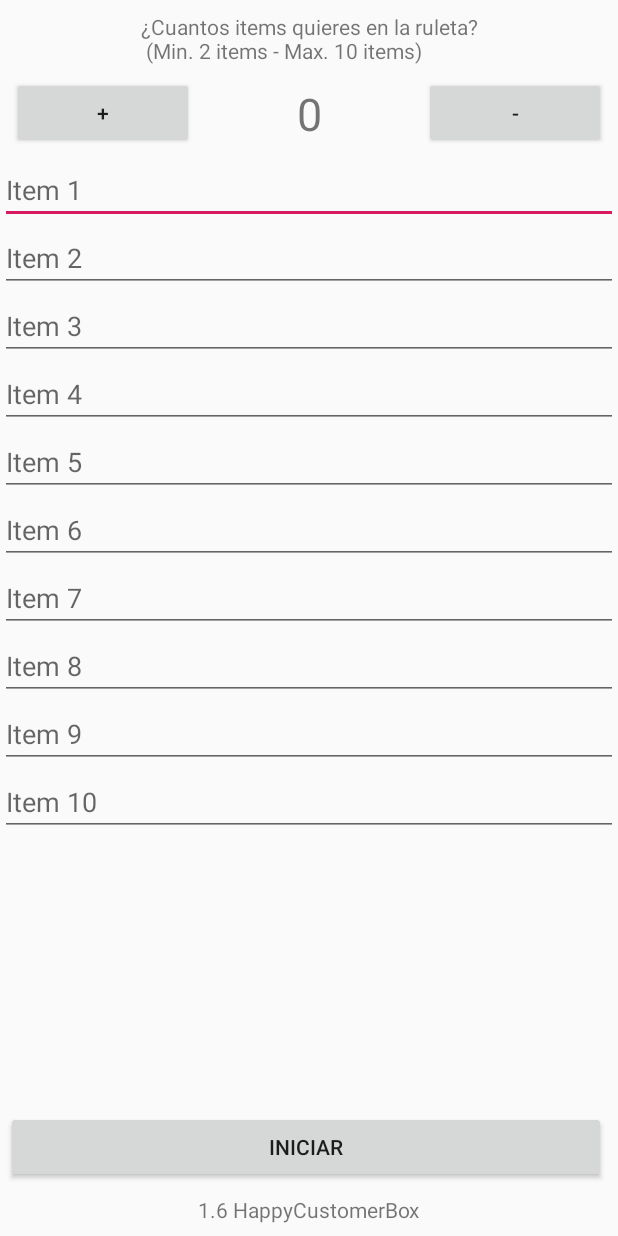
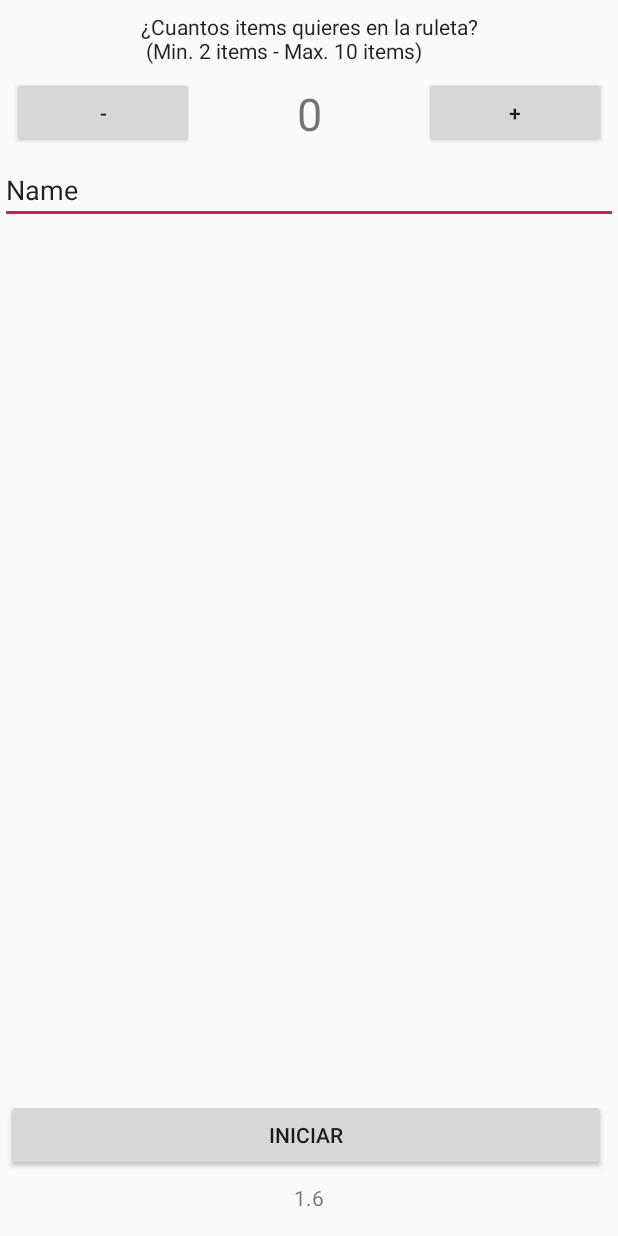
Before and after one commit to 093Mike/TheRoullette, an Android app: the layout activity_main.xml on its own in the app's theme, with its tools: preview values and no code run, on a phone screen of 412 x 824 dp. Run offline under Robolectric (Android 15) with nearby library versions, the phone set to English and light mode, and no system bars.

Commit message:
Dynamic EditText (2min - 10 max)

```diff
--- a/app/src/main/res/layout/activity_main.xml
+++ b/app/src/main/res/layout/activity_main.xml
@@ -31,6 +31,7 @@
         android:layout_marginEnd="8dp"
         android:layout_marginRight="8dp"
         android:text="¿Cuantos items quieres en la ruleta?\n (Min. 2 items - Max. 10 items)"
+        android:textAppearance="@style/TextAppearance.AppCompat.Body1"
         app:layout_constraintEnd_toEndOf="parent"
         app:layout_constraintStart_toStartOf="parent"
         app:layout_constraintTop_toTopOf="parent" />
@@ -44,8 +45,8 @@
         android:layout_marginTop="8dp"
         android:layout_marginEnd="8dp"
         android:layout_marginRight="8dp"
-        android:text="+"
-        android:onClick="sumar"
+        android:onClick="restar"
+        android:text="-"
         app:layout_constraintEnd_toStartOf="@+id/textView2"
         app:layout_constraintStart_toStartOf="parent"
         app:layout_constraintTop_toBottomOf="@+id/texto_main" />
@@ -59,8 +60,8 @@
         android:layout_marginTop="8dp"
         android:layout_marginEnd="8dp"
         android:layout_marginRight="8dp"
-        android:text="-"
-        android:onClick="restar"
+        android:onClick="sumar"
+        android:text="+"
         app:layout_constraintEnd_toEndOf="parent"
         app:layout_constraintStart_toEndOf="@+id/textView2"
         app:layout_constraintTop_toBottomOf="@+id/texto_main" />
@@ -97,89 +98,18 @@
             android:layout_height="match_parent">
 
             <LinearLayout
+                android:id="@+id/scrollEdits"
                 android:layout_width="match_parent"
                 android:layout_height="wrap_content"
                 android:orientation="vertical">
 
                 <EditText
-                    android:id="@+id/editText"
+                    android:id="@+id/editTextTextPersonName"
                     android:layout_width="match_parent"
                     android:layout_height="wrap_content"
                     android:ems="10"
-                    android:hint="Item 1"
-                    android:inputType="textPersonName" />
-
-                <EditText
-                    android:id="@+id/editText2"
-                    android:layout_width="match_parent"
-                    android:layout_height="wrap_content"
-                    android:ems="10"
-                    android:hint="Item 2"
-                    android:inputType="textPersonName" />
-
-                <EditText
-                    android:id="@+id/editText3"
-                    android:layout_width="match_parent"
-                    android:layout_height="wrap_content"
-                    android:ems="10"
-                    android:hint="Item 3"
-                    android:inputType="textPersonName" />
-
-                <EditText
-                    android:id="@+id/editText4"
-                    android:layout_width="match_parent"
-                    android:layout_height="wrap_content"
-                    android:ems="10"
-                    android:hint="Item 4"
-                    android:inputType="textPersonName" />
-
-                <EditText
-                    android:id="@+id/editText5"
-                    android:layout_width="match_parent"
-                    android:layout_height="wrap_content"
-                    android:ems="10"
-                    android:hint="Item 5"
-                    android:inputType="textPersonName" />
-
-                <EditText
-                    android:id="@+id/editText6"
-                    android:layout_width="match_parent"
-                    android:layout_height="wrap_content"
-                    android:ems="10"
-                    android:hint="Item 6"
-                    android:inputType="textPersonName" />
-
-                <EditText
-                    android:id="@+id/editText7"
-                    android:layout_width="match_parent"
-                    android:layout_height="wrap_content"
-                    android:ems="10"
-                    android:hint="Item 7"
-                    android:inputType="textPersonName" />
-
-                <EditText
-                    android:id="@+id/editText8"
-                    android:layout_width="match_parent"
-                    android:layout_height="wrap_content"
-                    android:ems="10"
-                    android:hint="Item 8"
-                    android:inputType="textPersonName" />
-
-                <EditText
-                    android:id="@+id/editText9"
-                    android:layout_width="match_parent"
-                    android:layout_height="wrap_content"
-                    android:ems="10"
-                    android:hint="Item 9"
-                    android:inputType="textPersonName" />
-
-                <EditText
-                    android:id="@+id/editText10"
-                    android:layout_width="match_parent"
-                    android:layout_height="wrap_content"
-                    android:ems="10"
-                    android:hint="Item 10"
-                    android:inputType="textPersonName" />
+                    android:inputType="textPersonName"
+                    android:text="Name" />
             </LinearLayout>
         </ScrollView>
 
@@ -191,8 +121,8 @@
         android:layout_height="wrap_content"
         android:layout_marginStart="8dp"
         android:layout_marginLeft="8dp"
-        android:layout_marginBottom="8dp"
-        android:text="1.6 HappyCustomerBox"
+        android:layout_marginBottom="16dp"
+        android:text="1.6"
         app:layout_constraintBottom_toBottomOf="parent"
         app:layout_constraintEnd_toEndOf="@+id/buttonStart"
         app:layout_constraintStart_toStartOf="parent" />
--- a/app/src/main/res/mipmap-anydpi-v26/ic_launcher.xml
+++ b/app/src/main/res/mipmap-anydpi-v26/ic_launcher.xml
@@ -1,5 +1,5 @@
 <?xml version="1.0" encoding="utf-8"?>
 <adaptive-icon xmlns:android="http://schemas.android.com/apk/res/android">
-    <background android:drawable="@color/ic_launcher_background"/>
-    <foreground android:drawable="@mipmap/ic_launcher_foreground"/>
+    <background android:drawable="@drawable/ic_launcher_background"/>
+    <foreground android:drawable="@drawable/ic_launcher_foreground"/>
 </adaptive-icon>
--- a/app/src/main/res/mipmap-anydpi-v26/ic_launcher_round.xml
+++ b/app/src/main/res/mipmap-anydpi-v26/ic_launcher_round.xml
@@ -1,5 +1,5 @@
 <?xml version="1.0" encoding="utf-8"?>
 <adaptive-icon xmlns:android="http://schemas.android.com/apk/res/android">
-    <background android:drawable="@color/ic_launcher_background"/>
-    <foreground android:drawable="@mipmap/ic_launcher_foreground"/>
+    <background android:drawable="@drawable/ic_launcher_background"/>
+    <foreground android:drawable="@drawable/ic_launcher_foreground"/>
 </adaptive-icon>
```
Also changed, not shown: app/src/main/AndroidManifest.xml (+6 -2 lines), app/src/main/java/com/example/happyruleta/MainActivity.java (+41 -18 lines), app/src/main/res/drawable-v24/ic_launcher_foreground.xml (+7 -10 lines), app/src/main/res/drawable/ic_launcher_background.xml (+70 -166 lines), app/src/main/ic_launcher-playstore.png (added), app/src/main/res/drawable/logo.png (deleted), app/src/main/res/mipmap-hdpi/ic_launcher.png, app/src/main/res/mipmap-hdpi/ic_launcher_round.png, app/src/main/res/mipmap-mdpi/ic_launcher.png, app/src/main/res/mipmap-mdpi/ic_launcher_round.png, app/src/main/res/mipmap-xhdpi/ic_launcher.png, app/src/main/res/mipmap-xhdpi/ic_launcher_round.png, app/src/main/res/mipmap-xxhdpi/ic_launcher.png, app/src/main/res/mipmap-xxhdpi/ic_launcher_round.png, 2 more files.
